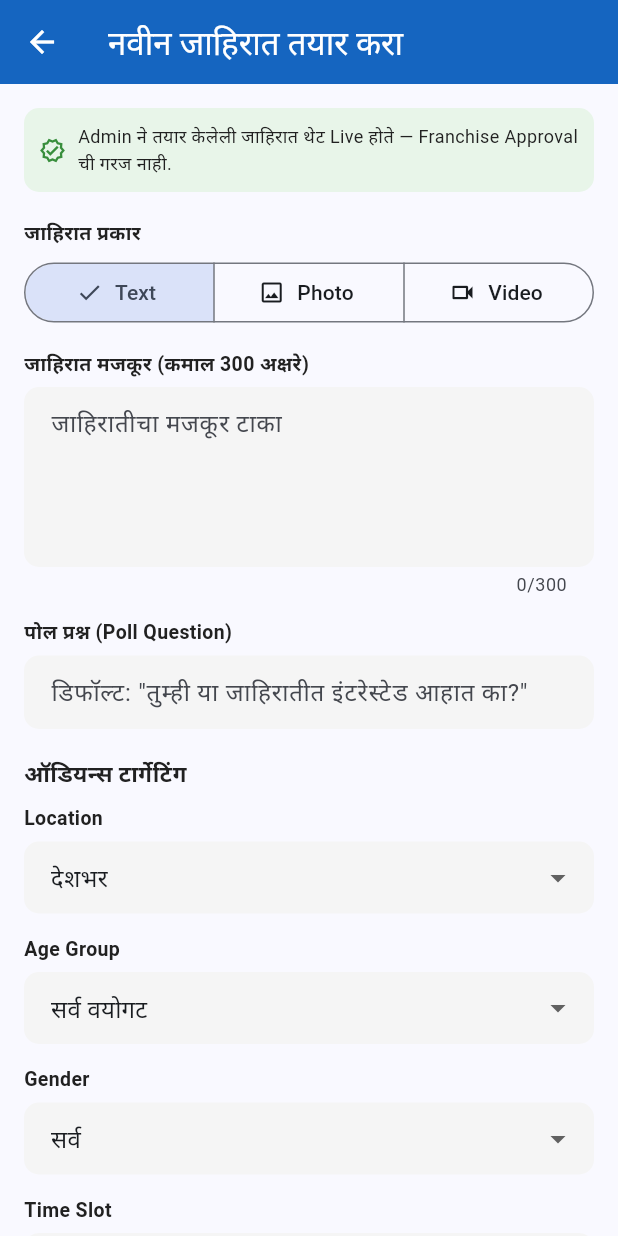
After one commit to amolimpexinternational/amole-app, a Flutter app: the AdminCreateAdScreen screen opened directly, on a phone screen of 412 x 824 dp. The commit adds this screen. Run offline on Flutter 3.47's test engine with Material 3 defaults, Android fonts, the phone set to English and light mode, and no system bars; our stand-ins replace image_picker, shared_preferences; accounts and stored records are empty.

Commit message:
Admin module screens added

```diff
--- /dev/null
+++ b/lib/screens/admin/admin_create_ad_screen.dart
@@ -0,0 +1,187 @@
+import 'package:flutter/material.dart';
+import '../../constants/app_colors.dart';
+
+class AdminCreateAdScreen extends StatefulWidget {
+  const AdminCreateAdScreen({super.key});
+
+  @override
+  State<AdminCreateAdScreen> createState() => _AdminCreateAdScreenState();
+}
+
+class _AdminCreateAdScreenState extends State<AdminCreateAdScreen> {
+  final _formKey = GlobalKey<FormState>();
+  final _textController = TextEditingController();
+  final _pollQuestionController = TextEditingController();
+  final _budgetController = TextEditingController();
+
+  String _adType = 'text'; // text | photo | video
+  String _location = 'देशभर';
+  String _ageGroup = 'सर्व वयोगट';
+  String _gender = 'सर्व';
+  String _timeSlot = 'Full Day';
+  int _durationDays = 7;
+
+  @override
+  Widget build(BuildContext context) {
+    return Scaffold(
+      appBar: AppBar(
+        title: const Text('नवीन जाहिरात तयार करा'),
+        backgroundColor: AppColors.primaryBlue,
+        foregroundColor: Colors.white,
+      ),
+      body: Form(
+        key: _formKey,
+        child: ListView(
+          padding: const EdgeInsets.all(16),
+          children: [
+            Container(
+              padding: const EdgeInsets.all(10),
+              decoration: BoxDecoration(color: Colors.green.shade50, borderRadius: BorderRadius.circular(10)),
+              child: Row(children: [
+                Icon(Icons.verified_outlined, color: Colors.green.shade700, size: 18),
+                const SizedBox(width: 8),
+                const Expanded(child: Text('Admin ने तयार केलेली जाहिरात थेट Live होते — Franchise Approval ची गरज नाही.', style: TextStyle(fontSize: 12, color: AppColors.textDark))),
+              ]),
+            ),
+            const SizedBox(height: 18),
+            _label('जाहिरात प्रकार'),
+            SegmentedButton<String>(
+              segments: const [
+                ButtonSegment(value: 'text', label: Text('Text'), icon: Icon(Icons.text_fields)),
+                ButtonSegment(value: 'photo', label: Text('Photo'), icon: Icon(Icons.image_outlined)),
+                ButtonSegment(value: 'video', label: Text('Video'), icon: Icon(Icons.videocam_outlined)),
+              ],
+              selected: {_adType},
+              onSelectionChanged: (v) => setState(() => _adType = v.first),
+            ),
+            const SizedBox(height: 14),
+            if (_adType == 'text') ...[
+              _label('जाहिरात मजकूर (कमाल 300 अक्षरे)'),
+              TextFormField(
+                controller: _textController,
+                maxLength: 300,
+                maxLines: 4,
+                decoration: _inputDecoration('जाहिरातीचा मजकूर टाका'),
+                validator: (v) => (v == null || v.isEmpty) ? 'मजकूर टाका' : null,
+              ),
+            ] else if (_adType == 'photo') ...[
+              _label('फोटो अपलोड करा (कमाल 5 MB)'),
+              OutlinedButton.icon(
+                onPressed: () {
+                  // TODO: pick image and upload to Firebase Storage
+                },
+                icon: const Icon(Icons.upload_outlined),
+                label: const Text('फोटो निवडा'),
+              ),
+            ] else ...[
+              _label('व्हिडिओ अपलोड करा (कमाल 3 मिनिटे)'),
+              OutlinedButton.icon(
+                onPressed: () {
+                  // TODO: pick video and upload to Firebase Storage
+                },
+                icon: const Icon(Icons.upload_outlined),
+                label: const Text('व्हिडिओ निवडा'),
+              ),
+            ],
+            const SizedBox(height: 14),
+            _label('पोल प्रश्न (Poll Question)'),
+            TextFormField(
+              controller: _pollQuestionController,
+              decoration: _inputDecoration('डिफॉल्ट: "तुम्ही या जाहिरातीत इंटरेस्टेड आहात का?"'),
+            ),
+            const SizedBox(height: 18),
+            const Text('ऑडियन्स टार्गेटिंग', style: TextStyle(fontSize: 15, fontWeight: FontWeight.bold, color: AppColors.textDark)),
+            const SizedBox(height: 10),
+            _label('Location'),
+            DropdownButtonFormField<String>(
+              initialValue: _location,
+              decoration: _inputDecoration(''),
+              items: ['तालुका', 'जिल्हा', 'राज्य', 'देशभर'].map((e) => DropdownMenuItem(value: e, child: Text(e))).toList(),
+              onChanged: (v) => setState(() => _location = v!),
+            ),
+            const SizedBox(height: 14),
+            _label('Age Group'),
+            DropdownButtonFormField<String>(
+              initialValue: _ageGroup,
+              decoration: _inputDecoration(''),
+              items: ['सर्व वयोगट', '13-23', '24-40', '40-60', '60+'].map((e) => DropdownMenuItem(value: e, child: Text(e))).toList(),
+              onChanged: (v) => setState(() => _ageGroup = v!),
+            ),
+            const SizedBox(height: 14),
+            _label('Gender'),
+            DropdownButtonFormField<String>(
+              initialValue: _gender,
+              decoration: _inputDecoration(''),
+              items: ['सर्व', 'स्त्री', 'पुरुष'].map((e) => DropdownMenuItem(value: e, child: Text(e))).toList(),
+              onChanged: (v) => setState(() => _gender = v!),
+            ),
+            const SizedBox(height: 14),
+            _label('Time Slot'),
+            DropdownButtonFormField<String>(
+              initialValue: _timeSlot,
+              decoration: _inputDecoration(''),
+              items: ['सकाळी 7-12', 'दुपारी 12-5', 'संध्याकाळी 5-10', 'रात्र 10-7', 'Full Day']
+                  .map((e) => DropdownMenuItem(value: e, child: Text(e)))
+                  .toList(),
+              onChanged: (v) => setState(() => _timeSlot = v!),
+            ),
+            const SizedBox(height: 18),
+            const Text('बजेट व कालावधी', style: TextStyle(fontSize: 15, fontWeight: FontWeight.bold, color: AppColors.textDark)),
+            const SizedBox(height: 10),
+            _label('बजेट (किमान ₹100)'),
+            TextFormField(
+              controller: _budgetController,
+              keyboardType: TextInputType.number,
+              decoration: _inputDecoration('उदा. 500'),
+              validator: (v) {
+                final n = int.tryParse(v ?? '');
+                if (n == null || n < 100) return 'किमान ₹100 बजेट आवश्यक आहे';
+                return null;
+              },
+            ),
+            const SizedBox(height: 14),
+            _label('कालावधी: $_durationDays दिवस'),
+            Slider(
+              value: _durationDays.toDouble(),
+              min: 1,
+              max: 7,
+              divisions: 6,
+              activeColor: AppColors.primaryBlue,
+              label: '$_durationDays दिवस',
+              onChanged: (v) => setState(() => _durationDays = v.round()),
+            ),
+            const SizedBox(height: 24),
+            ElevatedButton(
+              onPressed: () {
+                if (_formKey.currentState!.validate()) {
+                  // TODO: save ad document to Firestore (collection: advertisements)
+                  // fields: type, content, pollQuestion, targeting{location,ageGroup,gender,timeSlot},
+                  // budget, durationDays, createdBy: 'admin', advGenerator: 'Amole Company',
+                  // status: 'live' (admin ads skip approval), createdAt
+                  ScaffoldMessenger.of(context).showSnackBar(
+                    const SnackBar(content: Text('जाहिरात यशस्वीरित्या Live झाली')),
+                  );
+                  Navigator.pop(context);
+                }
+              },
+              child: const Text('जाहिरात Live करा'),
+            ),
+          ],
+        ),
+      ),
+    );
+  }
+
+  Widget _label(String text) => Padding(
+        padding: const EdgeInsets.only(bottom: 6),
+        child: Text(text, style: const TextStyle(fontSize: 13, fontWeight: FontWeight.w600, color: AppColors.textDark)),
+      );
+
+  InputDecoration _inputDecoration(String hint) => InputDecoration(
+        hintText: hint,
+        filled: true,
+        fillColor: AppColors.lightGrey,
+        border: OutlineInputBorder(borderRadius: BorderRadius.circular(10), borderSide: BorderSide.none),
+        contentPadding: const EdgeInsets.symmetric(horizontal: 14, vertical: 12),
+      );
+}
```
Also changed, not shown: lib/screens/admin/admin_add_franchise_screen.dart (added, +107 -0 lines), lib/screens/admin/admin_add_seller_screen.dart (added, +117 -0 lines), lib/screens/admin/admin_approvals_screen.dart (added, +100 -0 lines), lib/screens/admin/admin_home_screen.dart (+47 -23 lines), lib/screens/admin/admin_send_notification_screen.dart (added, +86 -0 lines), lib/screens/common/role_selection_screen.dart (+23 -7 lines).
